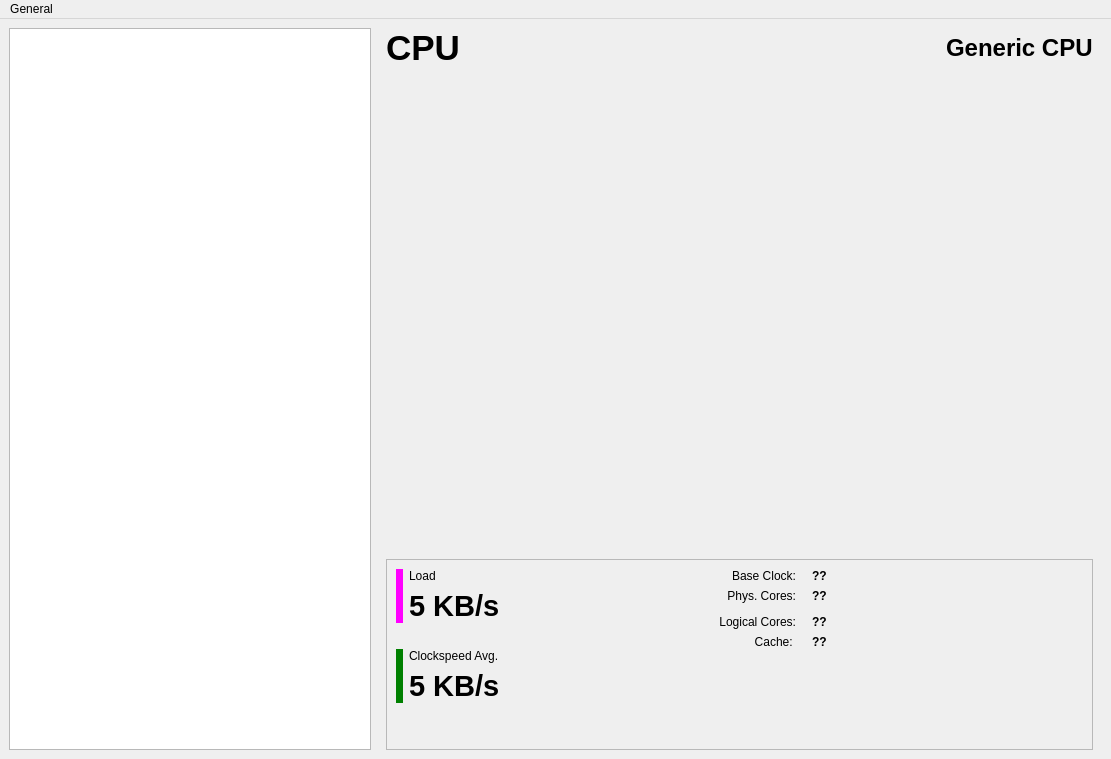
Qt form ltm.ui (rejuce/LikeTaskManager) before a commit.
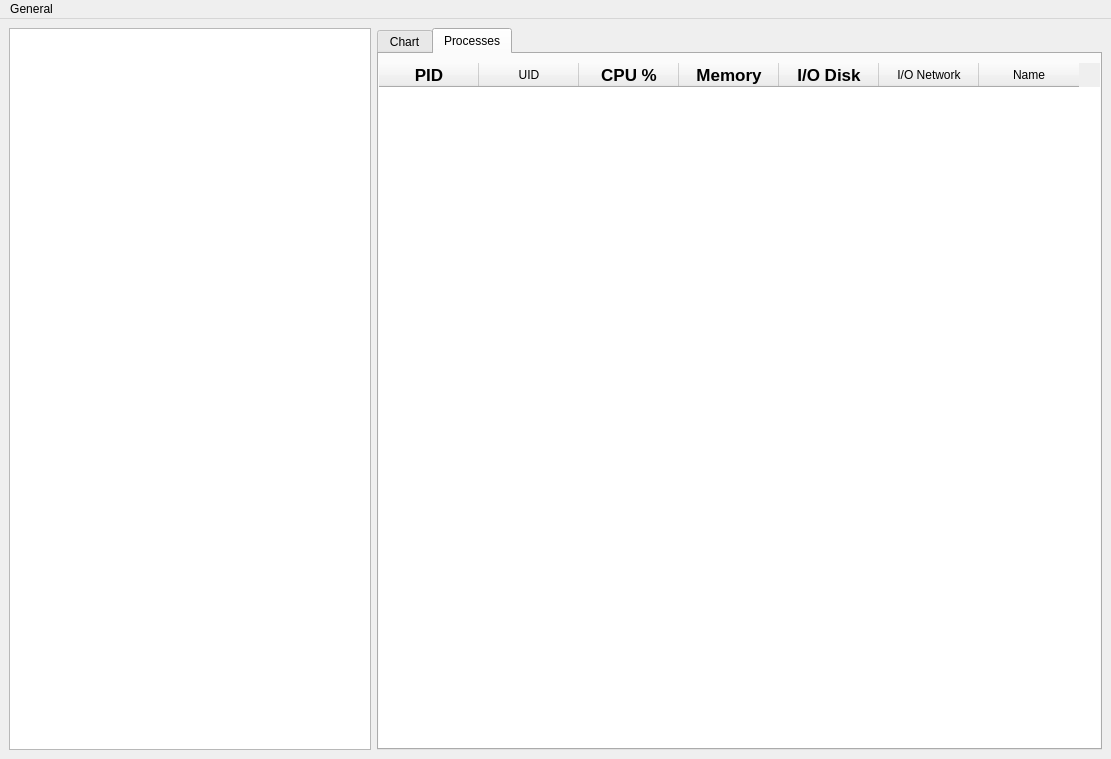
The same form after that commit. Custom widgets are drawn as their Qt base class.

Commit message: added process stat reader

```diff
--- a/ltm.ui
+++ b/ltm.ui
@@ -29,6 +29,22 @@
      </widget>
     </item>
     <item>
+     <widget class="QTabWidget" name="tabWidget">
+      <property name="sizePolicy">
+       <sizepolicy hsizetype="Expanding" vsizetype="Expanding">
+        <horstretch>2</horstretch>
+        <verstretch>0</verstretch>
+       </sizepolicy>
+      </property>
+      <property name="currentIndex">
+       <number>1</number>
+      </property>
+      <widget class="QWidget" name="tab_3">
+       <attribute name="title">
+        <string>Chart</string>
+       </attribute>
+       <layout class="QVBoxLayout" name="verticalLayout_6">
+        <item>
      <widget class="QStackedWidget" name="stackedWidget">
       <property name="sizePolicy">
        <sizepolicy hsizetype="Preferred" vsizetype="Preferred">
@@ -2011,6 +2027,129 @@
           <property name="text">
            <string>OK</string>
           </property>
+             </widget>
+            </item>
+           </layout>
+          </widget>
+         </widget>
+        </item>
+       </layout>
+      </widget>
+      <widget class="QWidget" name="tab_4">
+       <attribute name="title">
+        <string>Processes</string>
+       </attribute>
+       <layout class="QVBoxLayout" name="verticalLayout_7">
+        <property name="leftMargin">
+         <number>0</number>
+        </property>
+        <property name="rightMargin">
+         <number>0</number>
+        </property>
+        <property name="bottomMargin">
+         <number>0</number>
+        </property>
+        <item>
+         <widget class="QTableWidget" name="tableWProcess">
+          <property name="styleSheet">
+           <string notr="true">border-color: rgba(191, 64, 64, 0);</string>
+          </property>
+          <property name="frameShape">
+           <enum>QFrame::NoFrame</enum>
+          </property>
+          <property name="frameShadow">
+           <enum>QFrame::Plain</enum>
+          </property>
+          <property name="lineWidth">
+           <number>0</number>
+          </property>
+          <property name="showDropIndicator" stdset="0">
+           <bool>false</bool>
+          </property>
+          <property name="dragDropOverwriteMode">
+           <bool>false</bool>
+          </property>
+          <property name="alternatingRowColors">
+           <bool>true</bool>
+          </property>
+          <property name="selectionBehavior">
+           <enum>QAbstractItemView::SelectRows</enum>
+          </property>
+          <property name="sortingEnabled">
+           <bool>true</bool>
+          </property>
+          <attribute name="horizontalHeaderCascadingSectionResizes">
+           <bool>false</bool>
+          </attribute>
+          <attribute name="horizontalHeaderMinimumSectionSize">
+           <number>30</number>
+          </attribute>
+          <attribute name="verticalHeaderCascadingSectionResizes">
+           <bool>true</bool>
+          </attribute>
+          <column>
+           <property name="text">
+            <string>PID</string>
+           </property>
+           <property name="font">
+            <font>
+             <pointsize>13</pointsize>
+             <weight>75</weight>
+             <bold>true</bold>
+            </font>
+           </property>
+          </column>
+          <column>
+           <property name="text">
+            <string>UID</string>
+           </property>
+          </column>
+          <column>
+           <property name="text">
+            <string>CPU %</string>
+           </property>
+           <property name="font">
+            <font>
+             <pointsize>13</pointsize>
+             <weight>75</weight>
+             <bold>true</bold>
+            </font>
+           </property>
+          </column>
+          <column>
+           <property name="text">
+            <string>Memory</string>
+           </property>
+           <property name="font">
+            <font>
+             <pointsize>13</pointsize>
+             <weight>75</weight>
+             <bold>true</bold>
+            </font>
+           </property>
+          </column>
+          <column>
+           <property name="text">
+            <string>I/O Disk</string>
+           </property>
+           <property name="font">
+            <font>
+             <pointsize>13</pointsize>
+             <weight>75</weight>
+             <bold>true</bold>
+            </font>
+           </property>
+          </column>
+          <column>
+           <property name="text">
+            <string>I/O Network</string>
+           </property>
+          </column>
+          <column>
+           <property name="text">
+            <string>Name</string>
+           </property>
+          </column>
          </widget>
         </item>
        </layout>
```
Lines whose indentation alone changed are shown as unchanged. The commit also changes 11 other files.
